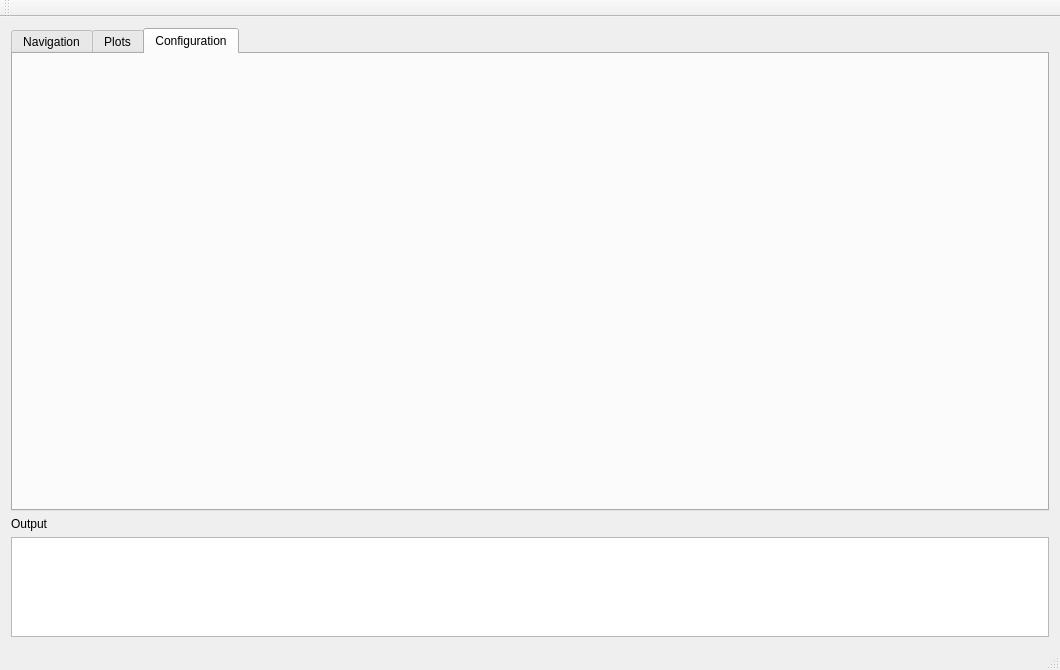
The window that mainwindow.ui (debelyoo/catamaran-ui) describes before a commit, drawn with Qt 5.
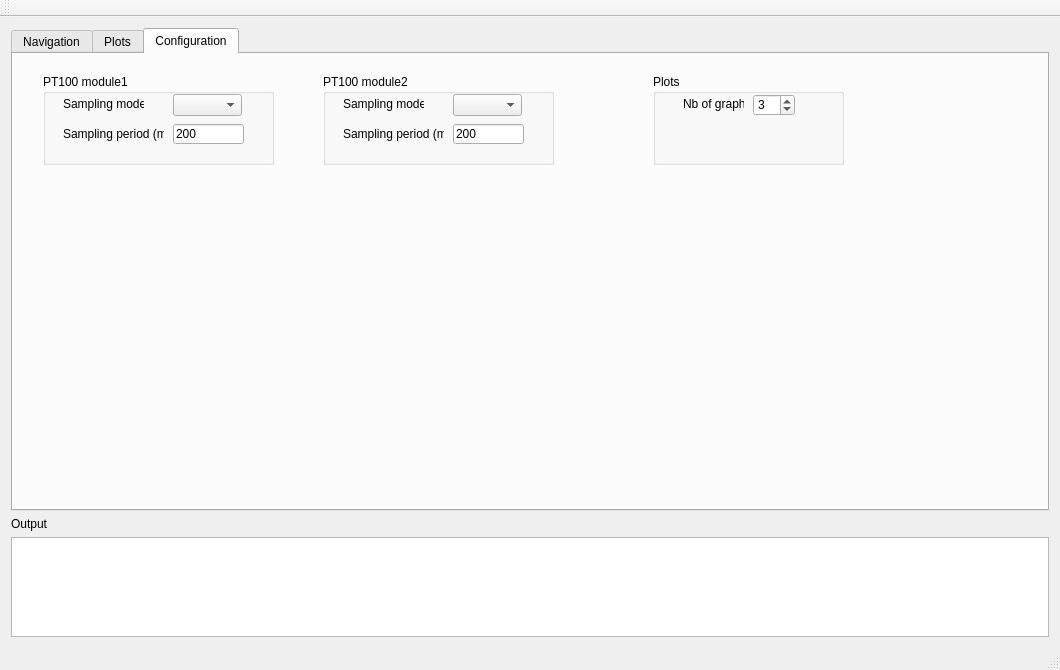
The same window after the commit. The open tabs and pages were chosen to show the change. Icons and pictures are not drawn.

Commit message: add more config fields in config panel

The edit to the form file:
```diff
--- a/mainwindow.ui
+++ b/mainwindow.ui
@@ -554,6 +554,185 @@
        <attribute name="title">
         <string>Configuration</string>
        </attribute>
+       <widget class="QGroupBox" name="groupBox">
+        <property name="geometry">
+         <rect>
+          <x>30</x>
+          <y>20</y>
+          <width>231</width>
+          <height>91</height>
+         </rect>
+        </property>
+        <property name="title">
+         <string>PT100 module1</string>
+        </property>
+        <widget class="QComboBox" name="pt100_module1_comboBox">
+         <property name="geometry">
+          <rect>
+           <x>130</x>
+           <y>20</y>
+           <width>69</width>
+           <height>22</height>
+          </rect>
+         </property>
+        </widget>
+        <widget class="QLabel" name="label_18">
+         <property name="geometry">
+          <rect>
+           <x>20</x>
+           <y>20</y>
+           <width>81</width>
+           <height>20</height>
+          </rect>
+         </property>
+         <property name="text">
+          <string>Sampling mode</string>
+         </property>
+        </widget>
+        <widget class="QLabel" name="label_19">
+         <property name="geometry">
+          <rect>
+           <x>20</x>
+           <y>50</y>
+           <width>101</width>
+           <height>20</height>
+          </rect>
+         </property>
+         <property name="text">
+          <string>Sampling period (ms)</string>
+         </property>
+        </widget>
+        <widget class="QLineEdit" name="lineEdit">
+         <property name="geometry">
+          <rect>
+           <x>130</x>
+           <y>50</y>
+           <width>71</width>
+           <height>20</height>
+          </rect>
+         </property>
+         <property name="text">
+          <string>200</string>
+         </property>
+        </widget>
+       </widget>
+       <widget class="QGroupBox" name="groupBox_2">
+        <property name="geometry">
+         <rect>
+          <x>310</x>
+          <y>20</y>
+          <width>231</width>
+          <height>91</height>
+         </rect>
+        </property>
+        <property name="title">
+         <string>PT100 module2</string>
+        </property>
+        <widget class="QComboBox" name="pt100_module2_comboBox">
+         <property name="geometry">
+          <rect>
+           <x>130</x>
+           <y>20</y>
+           <width>69</width>
+           <height>22</height>
+          </rect>
+         </property>
+        </widget>
+        <widget class="QLabel" name="label_22">
+         <property name="geometry">
+          <rect>
+           <x>20</x>
+           <y>20</y>
+           <width>81</width>
+           <height>20</height>
+          </rect>
+         </property>
+         <property name="text">
+          <string>Sampling mode</string>
+         </property>
+        </widget>
+        <widget class="QLabel" name="label_23">
+         <property name="geometry">
+          <rect>
+           <x>20</x>
+           <y>50</y>
+           <width>101</width>
+           <height>20</height>
+          </rect>
+         </property>
+         <property name="text">
+          <string>Sampling period (ms)</string>
+         </property>
+        </widget>
+        <widget class="QLineEdit" name="lineEdit_3">
+         <property name="geometry">
+          <rect>
+           <x>130</x>
+           <y>50</y>
+           <width>71</width>
+           <height>20</height>
+          </rect>
+         </property>
+         <property name="text">
+          <string>200</string>
+         </property>
+        </widget>
+       </widget>
+       <widget class="QGroupBox" name="groupBox_3">
+        <property name="geometry">
+         <rect>
+          <x>640</x>
+          <y>20</y>
+          <width>191</width>
+          <height>91</height>
+         </rect>
+        </property>
+        <property name="title">
+         <string>Plots</string>
+        </property>
+        <widget class="QLabel" name="label_17">
+         <property name="geometry">
+          <rect>
+           <x>30</x>
+           <y>20</y>
+           <width>61</width>
+           <height>20</height>
+          </rect>
+         </property>
+         <property name="text">
+          <string>Nb of graphs</string>
+         </property>
+        </widget>
+        <widget class="QSpinBox" name="spinBox">
+         <property name="geometry">
+          <rect>
+           <x>100</x>
+           <y>20</y>
+           <width>42</width>
+           <height>22</height>
+          </rect>
+         </property>
+         <property name="minimum">
+          <number>1</number>
+         </property>
+         <property name="maximum">
+          <number>10</number>
+         </property>
+         <property name="value">
+          <number>3</number>
+         </property>
+        </widget>
+       </widget>
+       <widget class="QWidget" name="addressesContainer" native="true">
+        <property name="geometry">
+         <rect>
+          <x>10</x>
+          <y>120</y>
+          <width>1021</width>
+          <height>331</height>
+         </rect>
+        </property>
+       </widget>
       </widget>
      </widget>
     </item>
```
Left out of the diff: 2 changed lines with no effect on the pictures. The commit also changes 1 other file.
